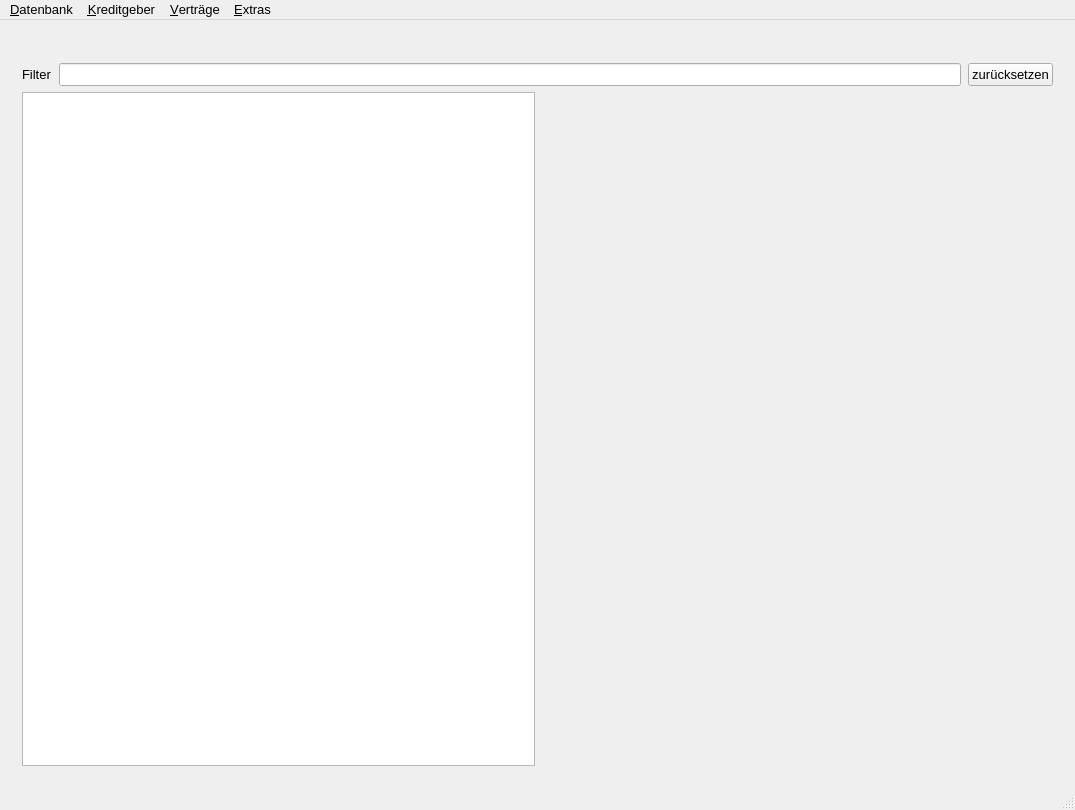
Old version of the form DKV2/mainwindow.ui in the repository Schachigel/DKV2.
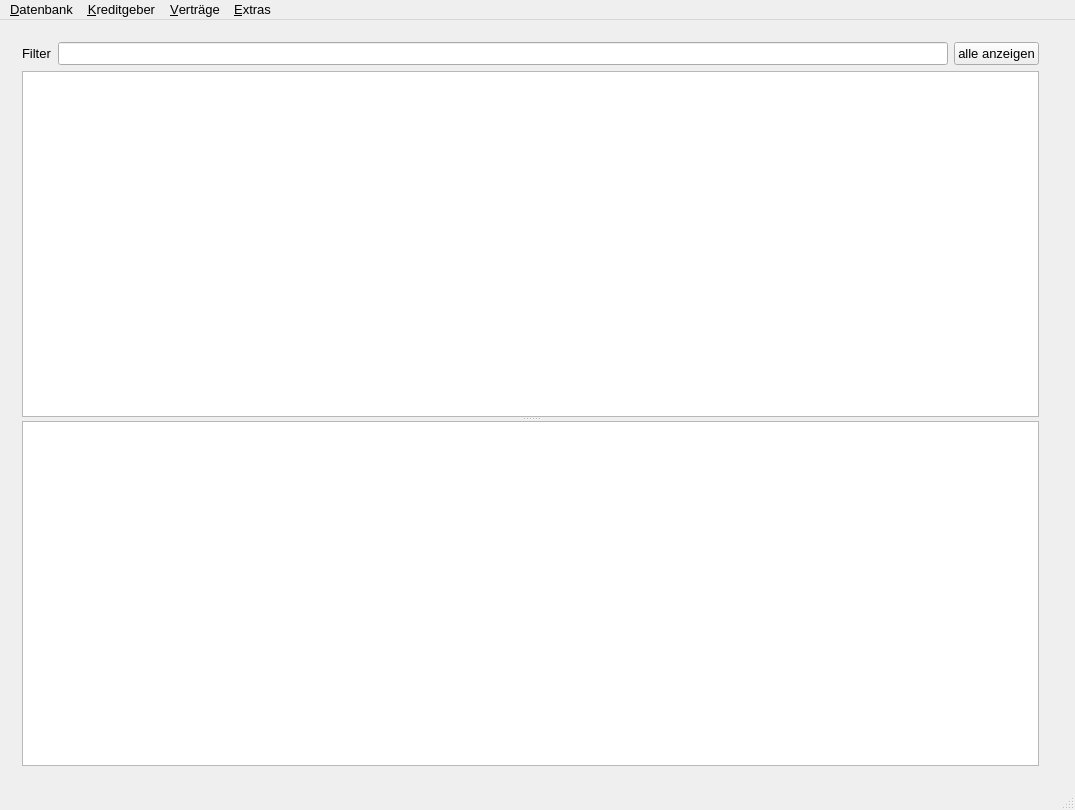
New version of the form. The open tabs and pages were chosen to show the change. Icons and pictures are not drawn. Custom widgets are drawn as their Qt base class.

Commit message: remove no longer used bookings page

Patch:
```diff
--- a/DKV2/mainwindow.ui
+++ b/DKV2/mainwindow.ui
@@ -20,14 +20,7 @@
    <string>-  DKV2 -</string>
   </property>
   <widget class="QWidget" name="centralWidget">
-   <layout class="QVBoxLayout" name="verticalLayout_2">
-    <item>
-     <widget class="QLabel" name="statusLabel">
-      <property name="text">
-       <string/>
-      </property>
-     </widget>
-    </item>
+   <layout class="QHBoxLayout" name="horizontalLayout_5">
     <item>
      <widget class="QStackedWidget" name="stackedWidget">
       <property name="currentIndex">
@@ -583,71 +576,13 @@
         </item>
        </layout>
       </widget>
-      <widget class="QWidget" name="BookingsPage">
-       <layout class="QVBoxLayout" name="verticalLayout_bookings">
-        <item>
-         <layout class="QHBoxLayout" name="horizontalLayout_filter" stretch="0,0,0">
-          <property name="spacing">
-           <number>7</number>
-          </property>
-          <item>
-           <widget class="QLabel" name="lblFilterBookings">
-            <property name="text">
-             <string>Filter</string>
-            </property>
-           </widget>
-          </item>
-          <item>
-           <widget class="QLineEdit" name="leFilterBookings">
-            <property name="toolTip">
-             <string>Gib 2 oder mehr Zeichen ein und drücke die Rücklauftaste</string>
-            </property>
-           </widget>
-          </item>
-          <item>
-           <widget class="QPushButton" name="pbPersonFilterZuruecksetzenBookings">
-            <property name="text">
-             <string>zurücksetzen</string>
-            </property>
-           </widget>
-          </item>
-         </layout>
-        </item>
-        <item>
-         <layout class="QHBoxLayout" name="horizontalLayout_5" stretch="3,3">
-          <item>
-           <widget class="QTableView" name="tblViewBookings">
-            <property name="contextMenuPolicy">
-             <enum>Qt::CustomContextMenu</enum>
-            </property>
-            <property name="editTriggers">
-             <set>QAbstractItemView::NoEditTriggers</set>
-            </property>
-            <property name="dragDropOverwriteMode">
-             <bool>false</bool>
-            </property>
-            <property name="selectionMode">
-             <enum>QAbstractItemView::SingleSelection</enum>
-            </property>
-            <property name="selectionBehavior">
-             <enum>QAbstractItemView::SelectRows</enum>
-            </property>
-            <property name="toolTipBookings" stdset="0">
-             <string>Doppelklick oder F2 um ein Feld zu ändern. Rechte Maustaste für weitere Optionen</string>
-            </property>
-           </widget>
-          </item>
-          <item>
-           <widget class="QLabel" name="lblYson">
-            <property name="text">
-             <string/>
-            </property>
-           </widget>
-          </item>
-         </layout>
-        </item>
-       </layout>
-      </widget>
+     </widget>
+    </item>
+    <item>
+     <widget class="QLabel" name="statusLabel">
+      <property name="text">
+       <string/>
+      </property>
      </widget>
     </item>
    </layout>
```
Left out of the diff: 11 changed lines with no effect on the pictures. The commit also changes 2 other files.
